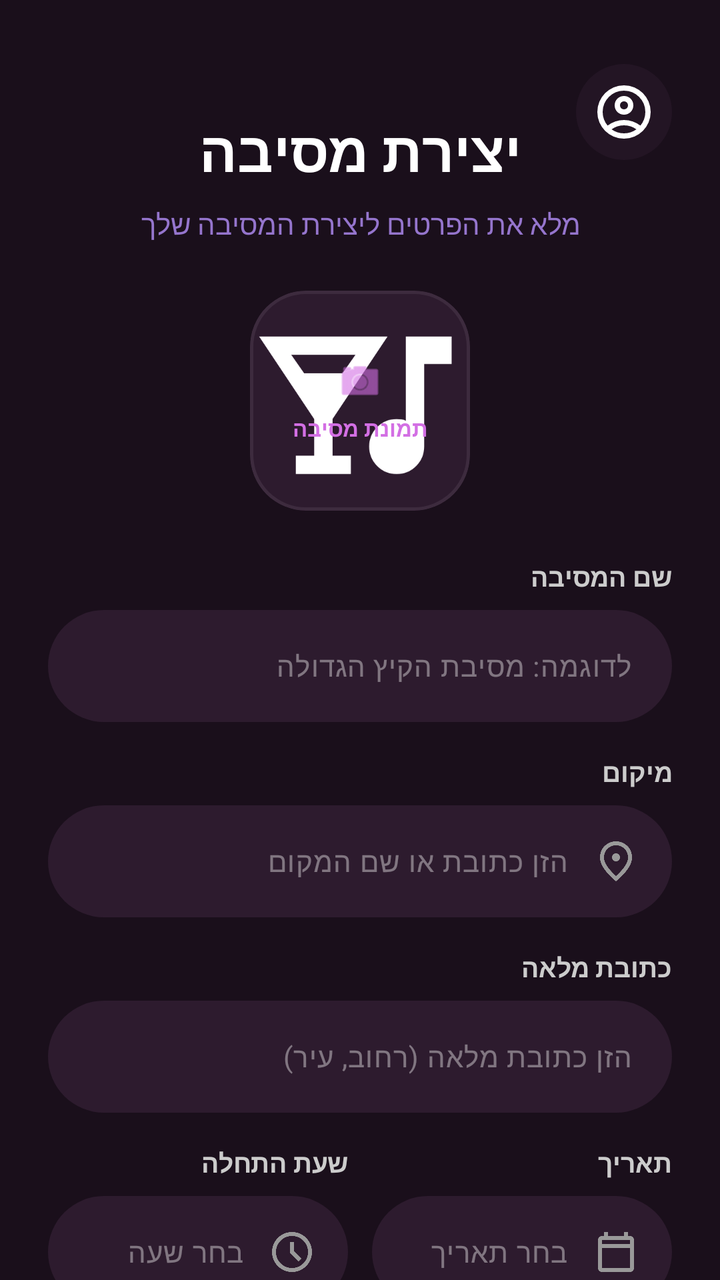
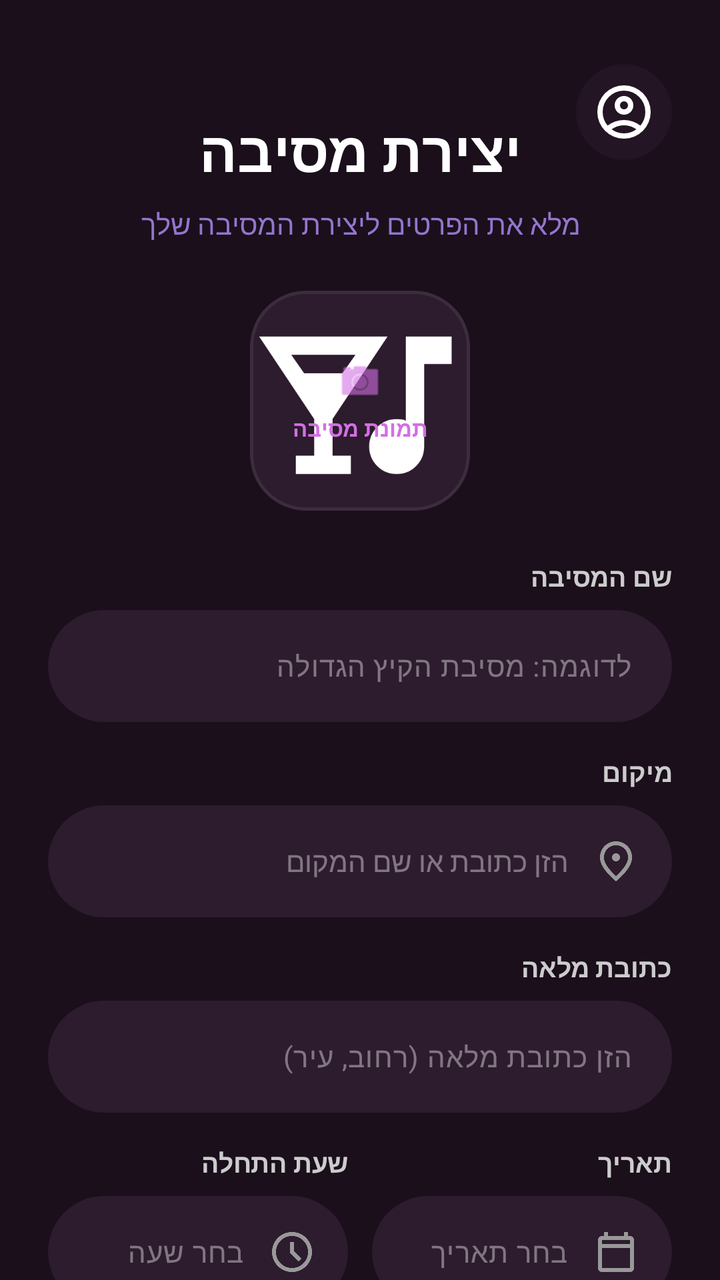

Two renders of the same Android screen: before a commit and after it. Below are the layout's source before the change and the commit's diff.
<!-- AndroidManifest.xml: application theme Theme.PartyLife -->
<!-- res/layout/activity_party_creation_page.xml -->
<?xml version="1.0" encoding="utf-8"?>
<ScrollView xmlns:android="http://schemas.android.com/apk/res/android"
    xmlns:app="http://schemas.android.com/apk/res-auto"
    xmlns:tools="http://schemas.android.com/tools"
    android:layout_width="match_parent"
    android:layout_height="match_parent"
    android:background="#1A0F1B"
    android:fillViewport="true"
    android:id="@+id/partycreation"
    android:scrollbars="none">

    <androidx.constraintlayout.widget.ConstraintLayout
        android:id="@+id/main"
        android:layout_width="match_parent"
        android:layout_height="wrap_content"
        android:padding="24dp"
        android:layoutDirection="rtl">

        
        <View
            android:id="@+id/profileGlow"
            android:layout_width="48dp"
            android:layout_height="48dp"
            android:layout_marginTop="8dp"
            android:background="@drawable/circle"
            android:backgroundTint="#2D1B2E"
            android:alpha="0.5"
            app:layout_constraintStart_toStartOf="parent"
            app:layout_constraintTop_toTopOf="parent" />

        <ImageView
            android:id="@+id/ivProfile"
            android:layout_width="32dp"
            android:layout_height="32dp"
            android:src="@drawable/personimeg"
            app:tint="#FFFFFF"
            app:layout_constraintBottom_toBottomOf="@id/profileGlow"
            app:layout_constraintEnd_toEndOf="@id/profileGlow"
            app:layout_constraintStart_toStartOf="@id/profileGlow"
            app:layout_constraintTop_toTopOf="@id/profileGlow" />

        
        <TextView
            android:id="@+id/tvTitle"
            android:layout_width="wrap_content"
            android:layout_height="wrap_content"
            android:layout_marginTop="32dp"
            android:text="יצירת מסיבה"
            android:textColor="#FFFFFF"
            android:textSize="28sp"
            android:textStyle="bold"
            app:layout_constraintEnd_toEndOf="parent"
            app:layout_constraintStart_toStartOf="parent"
            app:layout_constraintTop_toTopOf="parent" />

        <TextView
            android:id="@+id/tvSubtitle"
            android:layout_width="wrap_content"
            android:layout_height="wrap_content"
            android:layout_marginTop="8dp"
            android:text="מלא את הפרטים ליצירת המסיבה שלך"
            android:textColor="#9575CD"
            android:textSize="14sp"
            app:layout_constraintEnd_toEndOf="parent"
            app:layout_constraintStart_toStartOf="parent"
            app:layout_constraintTop_toBottomOf="@id/tvTitle" />

        
        <com.google.android.material.card.MaterialCardView
            android:id="@+id/cvPartyImage"
            android:layout_width="110dp"
            android:layout_height="110dp"
            android:layout_marginTop="24dp"
            app:cardBackgroundColor="#2D1B2E"
            app:cardCornerRadius="28dp"
            app:strokeWidth="1.5dp"
            app:strokeColor="#3D2B3E"
            app:layout_constraintEnd_toEndOf="parent"
            app:layout_constraintStart_toStartOf="parent"
            app:layout_constraintTop_toBottomOf="@id/tvSubtitle">

            <RelativeLayout
                android:layout_width="match_parent"
                android:layout_height="match_parent">

                <ImageView
                    android:id="@+id/ivSelectedPartyImage"
                    android:layout_width="match_parent"
                    android:layout_height="match_parent"
                    android:scaleType="centerCrop"
                    android:src="@drawable/partyicon"
                    />

                <LinearLayout
                    android:layout_width="wrap_content"
                    android:layout_height="wrap_content"
                    android:layout_centerInParent="true"
                    android:gravity="center"
                    android:orientation="vertical">

                    <ImageView
                        android:id="@+id/ivUploadImage"
                        android:layout_width="24dp"
                        android:layout_height="24dp"
                        android:src="@android:drawable/ic_menu_camera"
                        app:tint="#D36FE4" />

                    <TextView
                        android:id="@+id/tvUploadImage"

                        android:layout_width="wrap_content"
                        android:layout_height="wrap_content"
                        android:layout_marginTop="4dp"
                        android:text="תמונת מסיבה"
                        android:textColor="#D36FE4"
                        android:textSize="11sp"
                        android:textStyle="bold" />
                </LinearLayout>
            </RelativeLayout>
        </com.google.android.material.card.MaterialCardView>

        
        <TextView
            android:id="@+id/tvNameLabel"
            android:layout_width="match_parent"
            android:layout_height="wrap_content"
            android:layout_marginTop="24dp"
            android:text="שם המסיבה"
            android:textColor="#CCCCCC"
            android:textSize="13sp"
            android:textStyle="bold"
            android:gravity="start"
            app:layout_constraintTop_toBottomOf="@id/cvPartyImage" />

        <com.google.android.material.textfield.TextInputLayout
            android:id="@+id/tilPartyName"
            android:layout_width="match_parent"
            android:layout_height="wrap_content"
            android:layout_marginTop="8dp"
            app:hintEnabled="false"
            app:boxBackgroundColor="#2D1B2E"
            app:boxBackgroundMode="filled"
            app:boxCornerRadiusBottomEnd="28dp"
            app:boxCornerRadiusBottomStart="28dp"
            app:boxCornerRadiusTopEnd="28dp"
            app:boxCornerRadiusTopStart="28dp"
            app:boxStrokeWidth="0dp"
            app:layout_constraintTop_toBottomOf="@id/tvNameLabel">

            <com.google.android.material.textfield.TextInputEditText
                android:id="@+id/etPartyName"
                android:layout_width="match_parent"
                android:layout_height="56dp"
                android:hint="לדוגמה: מסיבת הקיץ הגדולה"
                android:textColorHint="#66FFFFFF"
                android:textColor="#FFFFFF"
                android:textSize="14sp"
                android:gravity="center_vertical"
                android:paddingStart="20dp"
                android:paddingEnd="20dp"
                android:background="@null" />
        </com.google.android.material.textfield.TextInputLayout>

        
        <TextView
            android:id="@+id/tvLocationLabel"
            android:layout_width="match_parent"
            android:layout_height="wrap_content"
            android:layout_marginTop="16dp"
            android:text="מיקום"
            android:textColor="#CCCCCC"
            android:textSize="13sp"
            android:textStyle="bold"
            android:gravity="start"
            app:layout_constraintTop_toBottomOf="@id/tilPartyName" />

        <com.google.android.material.textfield.TextInputLayout
            android:id="@+id/tilLocation"
            android:layout_width="match_parent"
            android:layout_height="wrap_content"
            android:layout_marginTop="8dp"
            app:hintEnabled="false"
            app:boxBackgroundColor="#2D1B2E"
            app:boxBackgroundMode="filled"
            app:boxCornerRadiusBottomEnd="28dp"
            app:boxCornerRadiusBottomStart="28dp"
            app:boxCornerRadiusTopEnd="28dp"
            app:boxCornerRadiusTopStart="28dp"
            app:boxStrokeWidth="0dp"
            app:layout_constraintTop_toBottomOf="@id/tvLocationLabel">

            <com.google.android.material.textfield.TextInputEditText
                android:id="@+id/etLocation"
                android:layout_width="match_parent"
                android:layout_height="56dp"
                android:hint="הזן כתובת או שם המקום"
                android:textColorHint="#66FFFFFF"
                android:textColor="#FFFFFF"
                android:textSize="14sp"
                android:gravity="center_vertical"
                android:drawableStart="@drawable/locationicon"
                android:drawablePadding="12dp"
                android:drawableTint="#999999"
                android:paddingStart="16dp"
                android:paddingEnd="16dp"
                android:background="@null" />
        </com.google.android.material.textfield.TextInputLayout>

        
        <TextView
            android:id="@+id/tvFullAddressLabel"
            android:layout_width="match_parent"
            android:layout_height="wrap_content"
            android:layout_marginTop="16dp"
            android:text="כתובת מלאה"
            android:textColor="#CCCCCC"
            android:textSize="13sp"
            android:textStyle="bold"
            android:gravity="start"
            app:layout_constraintTop_toBottomOf="@id/tilLocation" />

        <com.google.android.material.textfield.TextInputLayout
            android:id="@+id/tilFullAddress"
            android:layout_width="match_parent"
            android:layout_height="wrap_content"
            android:layout_marginTop="8dp"
            app:hintEnabled="false"
            app:boxBackgroundColor="#2D1B2E"
            app:boxBackgroundMode="filled"
            app:boxCornerRadiusBottomEnd="28dp"
            app:boxCornerRadiusBottomStart="28dp"
            app:boxCornerRadiusTopEnd="28dp"
            app:boxCornerRadiusTopStart="28dp"
            app:boxStrokeWidth="0dp"
            app:layout_constraintTop_toBottomOf="@id/tvFullAddressLabel">

            <com.google.android.material.textfield.TextInputEditText
                android:id="@+id/etFullAddress"
                android:layout_width="match_parent"
                android:layout_height="56dp"
                android:hint="הזן כתובת מלאה (רחוב, עיר)"
                android:textColorHint="#66FFFFFF"
                android:textColor="#FFFFFF"
                android:textSize="14sp"
                android:gravity="center_vertical"
                android:paddingStart="20dp"
                android:paddingEnd="20dp"
                android:background="@null" />
        </com.google.android.material.textfield.TextInputLayout>

        
        <LinearLayout
            android:id="@+id/rowDateTime"
            android:layout_width="match_parent"
            android:layout_height="wrap_content"
            android:layout_marginTop="16dp"
            android:orientation="horizontal"
            app:layout_constraintTop_toBottomOf="@id/tilFullAddress">

            
            <LinearLayout
                android:layout_width="0dp"
                android:layout_height="wrap_content"
                android:layout_weight="1"
                android:layout_marginEnd="12dp"
                android:orientation="vertical">

                <TextView
                    android:layout_width="wrap_content"
                    android:layout_height="wrap_content"
                    android:text="תאריך"
                    android:textColor="#CCCCCC"
                    android:textSize="13sp"
                    android:textStyle="bold" />

                <com.google.android.material.textfield.TextInputLayout
                    android:id="@+id/tilDate"
                    android:layout_width="match_parent"
                    android:layout_height="wrap_content"
                    android:layout_marginTop="8dp"
                    app:hintEnabled="false"
                    app:boxBackgroundColor="#2D1B2E"
                    app:boxBackgroundMode="filled"
                    app:boxCornerRadiusBottomEnd="28dp"
                    app:boxCornerRadiusBottomStart="28dp"
                    app:boxCornerRadiusTopEnd="28dp"
                    app:boxCornerRadiusTopStart="28dp"
                    app:boxStrokeWidth="0dp">

                    <com.google.android.material.textfield.TextInputEditText
                        android:id="@+id/etDate"
                        android:layout_width="match_parent"
                        android:layout_height="56dp"
                        android:hint="בחר תאריך"
                        android:focusable="false"
                        android:textColorHint="#66FFFFFF"
                        android:textColor="#FFFFFF"
                        android:textSize="14sp"
                        android:gravity="center_vertical"
                        android:drawableStart="@drawable/date_icon"
                        android:drawablePadding="12dp"
                        android:drawableTint="#999999"
                        android:paddingStart="16dp"
                        android:paddingEnd="16dp"
                        android:background="@null" />
                </com.google.android.material.textfield.TextInputLayout>
            </LinearLayout>

            
            <LinearLayout
                android:layout_width="0dp"
                android:layout_height="wrap_content"
                android:layout_weight="1"
                android:orientation="vertical">

                <TextView
                    android:layout_width="wrap_content"
                    android:layout_height="wrap_content"
                    android:text="שעת התחלה"
                    android:textColor="#CCCCCC"
                    android:textSize="13sp"
                    android:textStyle="bold" />

                <com.google.android.material.textfield.TextInputLayout
                    android:id="@+id/tilTime"
                    android:layout_width="match_parent"
                    android:layout_height="wrap_content"
                    android:layout_marginTop="8dp"
                    app:hintEnabled="false"
                    app:boxBackgroundColor="#2D1B2E"
                    app:boxBackgroundMode="filled"
                    app:boxCornerRadiusBottomEnd="28dp"
                    app:boxCornerRadiusBottomStart="28dp"
                    app:boxCornerRadiusTopEnd="28dp"
                    app:boxCornerRadiusTopStart="28dp"
                    app:boxStrokeWidth="0dp">

                    <com.google.android.material.textfield.TextInputEditText
                        android:id="@+id/etTime"
                        android:layout_width="match_parent"
                        android:layout_height="56dp"
                        android:hint="בחר שעה"
                        android:focusable="false"
                        android:textColorHint="#66FFFFFF"
                        android:textColor="#FFFFFF"
                        android:textSize="14sp"
                        android:gravity="center_vertical"
                        android:drawableStart="@drawable/time_icon"
                        android:drawablePadding="12dp"
                        android:drawableTint="#999999"
                        android:paddingStart="16dp"
                        android:paddingEnd="16dp"
                        android:background="@null" />
                </com.google.android.material.textfield.TextInputLayout>
            </LinearLayout>
        </LinearLayout>

        
        <LinearLayout
            android:id="@+id/rowBottom"
            android:layout_width="match_parent"
            android:layout_height="wrap_content"
            android:layout_marginTop="16dp"
            android:orientation="horizontal"
            app:layout_constraintTop_toBottomOf="@id/rowDateTime">

            <LinearLayout
                android:layout_width="0dp"
                android:layout_height="wrap_content"
                android:layout_weight="1"
                android:layout_marginEnd="12dp"
                android:orientation="vertical">
                <TextView
                    android:layout_width="wrap_content"
                    android:layout_height="wrap_content"
                    android:text="גיל"
                    android:textColor="#CCCCCC"
                    android:textSize="13sp"
                    android:textStyle="bold" />
                <com.google.android.material.textfield.TextInputLayout
                    android:layout_width="match_parent"
                    android:layout_height="wrap_content"
                    android:layout_marginTop="8dp"
                    app:hintEnabled="false"
                    app:boxBackgroundColor="#2D1B2E"
                    app:boxBackgroundMode="filled"
                    app:boxCornerRadiusBottomEnd="28dp"
                    app:boxCornerRadiusBottomStart="28dp"
                    app:boxCornerRadiusTopEnd="28dp"
                    app:boxCornerRadiusTopStart="28dp"
                    app:boxStrokeWidth="0dp">

                    <AutoCompleteTextView
                        android:id="@+id/etAge"
                        android:layout_width="match_parent"
                        android:layout_height="56dp"
                        android:hint="בחר"
                        android:textColor="#FFFFFF"
                        android:textColorHint="#66FFFFFF"
                        android:textSize="14sp"
                        android:gravity="center"
                        android:padding="0dp"
                        android:inputType="none"
                        android:background="@null" />
                </com.google.android.material.textfield.TextInputLayout>
            </LinearLayout>

            <LinearLayout
                android:layout_width="0dp"
                android:layout_height="wrap_content"
                android:layout_weight="1.5"
                android:orientation="vertical">
                <TextView
                    android:layout_width="wrap_content"
                    android:layout_height="wrap_content"
                    android:text="קוד לבוש"
                    android:textColor="#CCCCCC"
                    android:textSize="13sp"
                    android:textStyle="bold" />
                <com.google.android.material.textfield.TextInputLayout
                    android:layout_width="match_parent"
                    android:layout_height="wrap_content"
                    android:layout_marginTop="8dp"
                    app:hintEnabled="false"
                    app:boxBackgroundColor="#2D1B2E"
                    app:boxBackgroundMode="filled"
                    app:boxCornerRadiusBottomEnd="28dp"
                    app:boxCornerRadiusBottomStart="28dp"
                    app:boxCornerRadiusTopEnd="28dp"
                    app:boxCornerRadiusTopStart="28dp"
                    app:boxStrokeWidth="0dp">
                    <com.google.android.material.textfield.TextInputEditText
                        android:id="@+id/etDressCode"
                        android:layout_width="match_parent"
                        android:layout_height="56dp"
                        android:hint="לדוגמה: אלגנט"
                        android:textColor="#FFFFFF"
                        android:paddingStart="20dp"
                        android:background="@null" />
                </com.google.android.material.textfield.TextInputLayout>
            </LinearLayout>
        </LinearLayout>

        
        <TextView
            android:id="@+id/tvParkingLabel"
            android:layout_width="match_parent"
            android:layout_height="wrap_content"
            android:layout_marginTop="16dp"
            android:text="מיקום חנייה קרובה"
            android:textColor="#CCCCCC"
            android:textSize="13sp"
            android:textStyle="bold"
            android:gravity="start"
            app:layout_constraintTop_toBottomOf="@id/rowBottom" />

        <com.google.android.material.textfield.TextInputLayout
            android:id="@+id/tilParking"
            android:layout_width="match_parent"
            android:layout_height="wrap_content"
            android:layout_marginTop="8dp"
            app:hintEnabled="false"
            app:boxBackgroundColor="#2D1B2E"
            app:boxBackgroundMode="filled"
            app:boxCornerRadiusBottomEnd="28dp"
            app:boxCornerRadiusBottomStart="28dp"
            app:boxCornerRadiusTopEnd="28dp"
            app:boxCornerRadiusTopStart="28dp"
            app:boxStrokeWidth="0dp"
            app:layout_constraintTop_toBottomOf="@id/tvParkingLabel">

            <com.google.android.material.textfield.TextInputEditText
                android:id="@+id/etParking"
                android:layout_width="match_parent"
                android:layout_height="56dp"
                android:hint="לדוגמה: חניון המרכז, רחוב הברזל 1"
                android:textColorHint="#66FFFFFF"
                android:textColor="#FFFFFF"
                android:textSize="14sp"
                android:gravity="center_vertical"
                android:paddingStart="20dp"
                android:paddingEnd="20dp"
                android:background="@null" />
        </com.google.android.material.textfield.TextInputLayout>

        
        <TextView
            android:id="@+id/tvPhoneLabel"
            android:layout_width="match_parent"
            android:layout_height="wrap_content"
            android:layout_marginTop="16dp"
            android:text="טלפון ליצירת קשר"
            android:textColor="#CCCCCC"
            android:textSize="13sp"
            android:textStyle="bold"
            android:gravity="start"
            app:layout_constraintTop_toBottomOf="@id/tilParking" />

        <com.google.android.material.textfield.TextInputLayout
            android:id="@+id/tilPhone"
            android:layout_width="match_parent"
            android:layout_height="wrap_content"
            android:layout_marginTop="8dp"
            app:hintEnabled="false"
            app:boxBackgroundColor="#2D1B2E"
            app:boxBackgroundMode="filled"
            app:boxCornerRadiusBottomEnd="28dp"
            app:boxCornerRadiusBottomStart="28dp"
            app:boxCornerRadiusTopEnd="28dp"
            app:boxCornerRadiusTopStart="28dp"
            app:boxStrokeWidth="0dp"
            app:layout_constraintTop_toBottomOf="@id/tvPhoneLabel">

            <com.google.android.material.textfield.TextInputEditText
                android:id="@+id/etPhone"
                android:layout_width="match_parent"
                android:layout_height="56dp"
                android:hint="הקלד מספר טלפון"
                android:inputType="phone"
                android:textColorHint="#66FFFFFF"
                android:textColor="#FFFFFF"
                android:textSize="14sp"
                android:gravity="start|center_vertical"
                android:textDirection="rtl"
                android:textAlignment="viewStart"
                android:drawableStart="@android:drawable/ic_menu_call"
                android:drawablePadding="12dp"
                android:drawableTint="#999999"
                android:paddingStart="16dp"
                android:paddingEnd="16dp"
                android:background="@null" />

        </com.google.android.material.textfield.TextInputLayout>

        
        <com.google.android.material.button.MaterialButton
            android:id="@+id/btnCreate"
            android:layout_width="match_parent"
            android:layout_height="56dp"
            android:layout_marginTop="40dp"
            android:layout_marginBottom="24dp"
            android:text="צור מסיבה"
            android:textColor="#FFFFFF"
            android:textSize="18sp"
            android:textStyle="bold"
            android:background="@drawable/button_gradient"
            app:backgroundTint="@null"
            app:cornerRadius="28dp"
            app:layout_constraintBottom_toBottomOf="parent"
            app:layout_constraintTop_toBottomOf="@id/tilPhone" />

    </androidx.constraintlayout.widget.ConstraintLayout>

</ScrollView>
<!-- resources referenced by this layout -->
<resources>
  <!-- drawable button_gradient (drawable) -->
  <?xml version="1.0" encoding="utf-8"?>
  <shape xmlns:android="http://schemas.android.com/apk/res/android">
      <gradient
          android:startColor="#CC56E2"
          android:endColor="#BA39D5"
          android:angle="0"/>
      <corners android:radius="25dp"/>
  </shape>
  <!-- drawable circle (drawable) -->
  <?xml version="1.0" encoding="utf-8"?>
  <shape xmlns:android="http://schemas.android.com/apk/res/android"
      android:shape="oval">
      <solid android:color="#4D2A4E" />
  </shape>
  <!-- drawable date_icon (drawable) -->
  <vector xmlns:android="http://schemas.android.com/apk/res/android"
      android:width="24dp"
      android:height="24dp"
      android:viewportWidth="960"
      android:viewportHeight="960">
    <path
        android:pathData="M200,880q-33,0 -56.5,-23.5T120,800v-560q0,-33 23.5,-56.5T200,160h40v-80h80v80h320v-80h80v80h40q33,0 56.5,23.5T840,240v560q0,33 -23.5,56.5T760,880L200,880ZM200,800h560v-400L200,400v400ZM200,320h560v-80L200,240v80ZM200,320v-80,80Z"
        android:fillColor="#FFFFFF"/>
  </vector>
  <!-- drawable locationicon (drawable) -->
  <vector xmlns:android="http://schemas.android.com/apk/res/android"
      android:width="24dp"
      android:height="24dp"
      android:viewportWidth="960"
      android:viewportHeight="960">
    <path
        android:pathData="M480,480q33,0 56.5,-23.5T560,400q0,-33 -23.5,-56.5T480,320q-33,0 -56.5,23.5T400,400q0,33 23.5,56.5T480,480ZM480,774q122,-112 181,-203.5T720,408q0,-109 -69.5,-178.5T480,160q-101,0 -170.5,69.5T240,408q0,71 59,162.5T480,774ZM480,880Q319,743 239.5,625.5T160,408q0,-150 96.5,-239T480,80q127,0 223.5,89T800,408q0,100 -79.5,217.5T480,880ZM480,400Z"
        android:fillColor="#FFFFFF"/>
  </vector>
  <!-- drawable partyicon (drawable) -->
  <vector xmlns:android="http://schemas.android.com/apk/res/android"
      android:width="24dp"
      android:height="24dp"
      android:viewportWidth="960"
      android:viewportHeight="960">
    <path
        android:pathData="M200,800v-80h80v-160L40,200h560L360,560v160h80v80L200,800ZM236,360h168l56,-80L180,280l56,80ZM640,800q-50,0 -85,-35t-35,-85q0,-50 35,-85t85,-35q11,0 21,1.5t19,6.5v-368h200v120L760,320v360q0,50 -35,85t-85,35Z"
        android:fillColor="#FFFFFF"/>
  </vector>
  <!-- drawable time_icon (drawable) -->
  <vector xmlns:android="http://schemas.android.com/apk/res/android"
      android:width="24dp"
      android:height="24dp"
      android:viewportWidth="960"
      android:viewportHeight="960">
    <path
        android:pathData="m612,668 l56,-56 -148,-148v-184h-80v216l172,172ZM480,880q-83,0 -156,-31.5T197,763q-54,-54 -85.5,-127T80,480q0,-83 31.5,-156T197,197q54,-54 127,-85.5T480,80q83,0 156,31.5T763,197q54,54 85.5,127T880,480q0,83 -31.5,156T763,763q-54,54 -127,85.5T480,880ZM480,480ZM480,800q133,0 226.5,-93.5T800,480q0,-133 -93.5,-226.5T480,160q-133,0 -226.5,93.5T160,480q0,133 93.5,226.5T480,800Z"
        android:fillColor="#FFFFFF"/>
  </vector>
  <style name="Theme.PartyLife" parent="Base.Theme.PartyLife" />
  <style name="Base.Theme.PartyLife" parent="Theme.Material3.Dark.NoActionBar">
        
  
      </style>
  <!-- unchanged entries left out for length: 1 -->
</resources>

<!-- the commit's change to res/layout/activity_party_creation_page.xml (unified diff, before → after) -->
@@ -189,7 +189,7 @@
             app:boxStrokeWidth="0dp"
             app:layout_constraintTop_toBottomOf="@id/tvLocationLabel">
 
-            <com.google.android.material.textfield.TextInputEditText
+           <AutoCompleteTextView
                 android:id="@+id/etLocation"
                 android:layout_width="match_parent"
                 android:layout_height="56dp"
